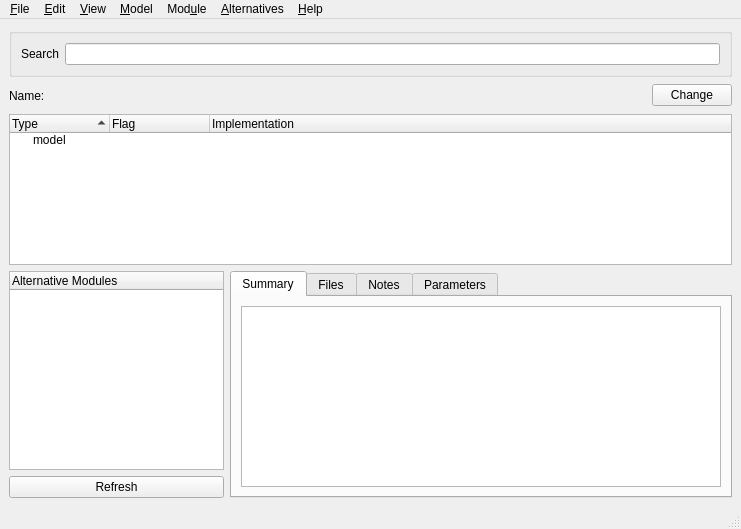
Before: the Qt Designer form tools/awb/apm-edit/apm_edit.ui in AWB-Tools/awb, drawn with Qt 5.
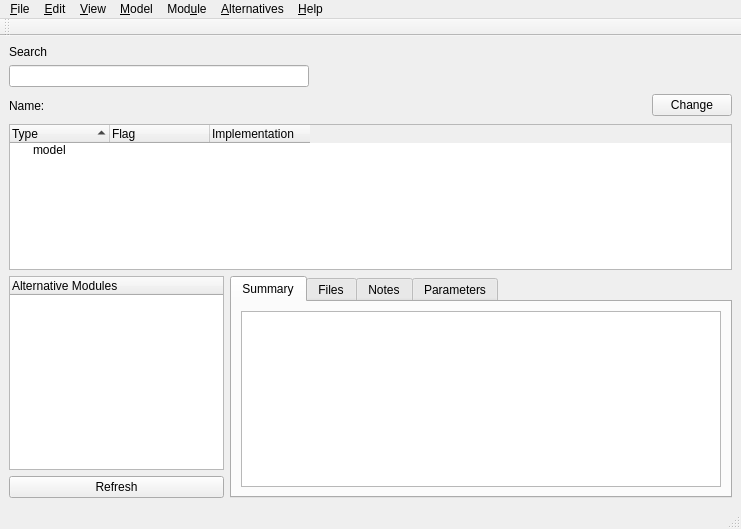
After: the same form once the commit is applied. Icons and pictures are not drawn.

Diff of the .ui file:
```diff
--- a/tools/awb/apm-edit/apm_edit.ui
+++ b/tools/awb/apm-edit/apm_edit.ui
@@ -19,38 +19,32 @@
   <widget class="QWidget" name="centralwidget">
    <layout class="QVBoxLayout" name="verticalLayout_2">
     <item>
-     <widget class="QGroupBox" name="groupBox">
+     <widget class="QLabel" name="searchLabel">
+      <property name="text">
+       <string>Search</string>
+      </property>
+      <property name="wordWrap">
+       <bool>false</bool>
+      </property>
+     </widget>
+    </item>
+    <item>
+     <widget class="QLineEdit" name="search">
+      <property name="minimumSize">
+       <size>
+        <width>200</width>
+        <height>0</height>
+       </size>
+      </property>
+      <property name="maximumSize">
+       <size>
+        <width>300</width>
+        <height>16777215</height>
+       </size>
+      </property>
       <property name="contextMenuPolicy">
        <enum>Qt::PreventContextMenu</enum>
       </property>
-      <property name="title">
-       <string/>
-      </property>
-      <layout class="QHBoxLayout" name="horizontalLayout">
-       <item>
-        <widget class="QLabel" name="textLabel1_4">
-         <property name="text">
-          <string>Search</string>
-         </property>
-         <property name="wordWrap">
-          <bool>false</bool>
-         </property>
-        </widget>
-       </item>
-       <item>
-        <widget class="QLineEdit" name="search">
-         <property name="minimumSize">
-          <size>
-           <width>200</width>
-           <height>0</height>
-          </size>
-         </property>
-         <property name="contextMenuPolicy">
-          <enum>Qt::PreventContextMenu</enum>
-         </property>
-        </widget>
-       </item>
-      </layout>
      </widget>
     </item>
     <item>
@@ -103,6 +97,24 @@
     </item>
     <item>
      <widget class="QTreeWidget" name="model">
+      <property name="sizePolicy">
+       <sizepolicy hsizetype="Expanding" vsizetype="Expanding">
+        <horstretch>0</horstretch>
+        <verstretch>0</verstretch>
+       </sizepolicy>
+      </property>
+      <property name="minimumSize">
+       <size>
+        <width>723</width>
+        <height>138</height>
+       </size>
+      </property>
+      <property name="sizeIncrement">
+       <size>
+        <width>0</width>
+        <height>0</height>
+       </size>
+      </property>
       <property name="focusPolicy">
        <enum>Qt::WheelFocus</enum>
       </property>
@@ -112,18 +124,60 @@
       <property name="lineWidth">
        <number>2</number>
       </property>
+      <property name="autoScroll">
+       <bool>true</bool>
+      </property>
+      <property name="autoScrollMargin">
+       <number>16</number>
+      </property>
+      <property name="alternatingRowColors">
+       <bool>true</bool>
+      </property>
       <property name="textElideMode">
        <enum>Qt::ElideRight</enum>
       </property>
+      <property name="autoExpandDelay">
+       <number>1</number>
+      </property>
+      <property name="indentation">
+       <number>20</number>
+      </property>
+      <property name="uniformRowHeights">
+       <bool>true</bool>
+      </property>
       <property name="sortingEnabled">
        <bool>true</bool>
       </property>
       <property name="allColumnsShowFocus">
        <bool>false</bool>
       </property>
+      <property name="wordWrap">
+       <bool>false</bool>
+      </property>
+      <property name="headerHidden">
+       <bool>false</bool>
+      </property>
+      <property name="columnCount">
+       <number>3</number>
+      </property>
+      <attribute name="headerVisible">
+       <bool>true</bool>
+      </attribute>
       <attribute name="headerCascadingSectionResizes">
        <bool>true</bool>
       </attribute>
+      <attribute name="headerHighlightSections">
+       <bool>true</bool>
+      </attribute>
+      <attribute name="headerMinimumSectionSize">
+       <number>100</number>
+      </attribute>
+      <attribute name="headerShowSortIndicator" stdset="0">
+       <bool>false</bool>
+      </attribute>
+      <attribute name="headerStretchLastSection">
+       <bool>false</bool>
+      </attribute>
       <column>
        <property name="text">
         <string>Type</string>
@@ -139,14 +193,9 @@
         <string>Implementation</string>
        </property>
       </column>
-      <column>
-       <property name="text">
-        <string/>
-       </property>
-      </column>
       <item>
        <property name="text">
-        <string>model</string>
+        <string>model </string>
        </property>
       </item>
      </widget>
@@ -163,6 +212,9 @@
           <property name="contextMenuPolicy">
            <enum>Qt::ActionsContextMenu</enum>
           </property>
+          <property name="indentation">
+           <number>0</number>
+          </property>
           <column>
            <property name="text">
             <string>Alternative Modules</string>
@@ -445,6 +497,17 @@
    <addaction name="helpMenu"/>
   </widget>
   <widget class="QStatusBar" name="statusBar"/>
+  <widget class="QToolBar" name="toolBar">
+   <property name="windowTitle">
+    <string>toolBar</string>
+   </property>
+   <attribute name="toolBarArea">
+    <enum>TopToolBarArea</enum>
+   </attribute>
+   <attribute name="toolBarBreak">
+    <bool>false</bool>
+   </attribute>
+  </widget>
   <action name="fileNewAction">
    <property name="text">
     <string>&amp;New</string>
```
Left out of the diff: 52 changed lines with no effect on the pictures.
